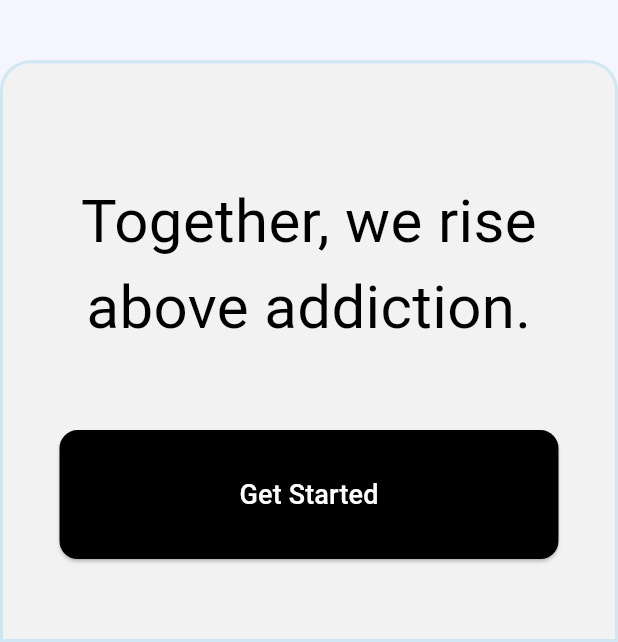
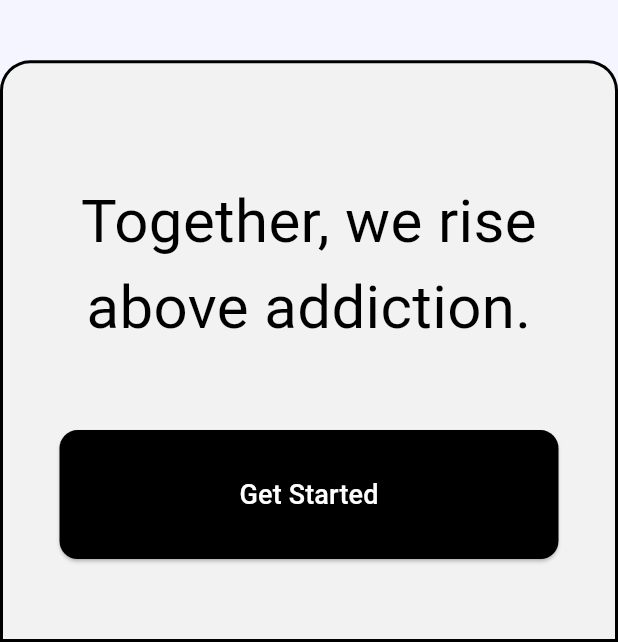
Before and after one commit to adwaidhp/de_talks, a Flutter app: the WelcomePage screen opened directly, on a phone screen of 412 x 824 dp, the part 594-1236 px from its top. Run offline on Flutter 3.47's test engine with Material 3 defaults, Android fonts, the phone set to English and light mode, and no system bars; our stand-ins replace flutter_svg, google_nav_bar.

Commit message:
Update welcome_screen.dart

```diff
--- a/lib/pages/welcome_screen.dart
+++ b/lib/pages/welcome_screen.dart
@@ -53,7 +53,7 @@ class WelcomePage extends StatelessWidget {
                     borderRadius:
                         BorderRadius.vertical(top: Radius.circular(20)),
                     border: Border.all(
-                      color: AppColors.lightBlueAccent,
+                      color: AppColors.black,
                       width: 2,
                     ),
                   ),
```
